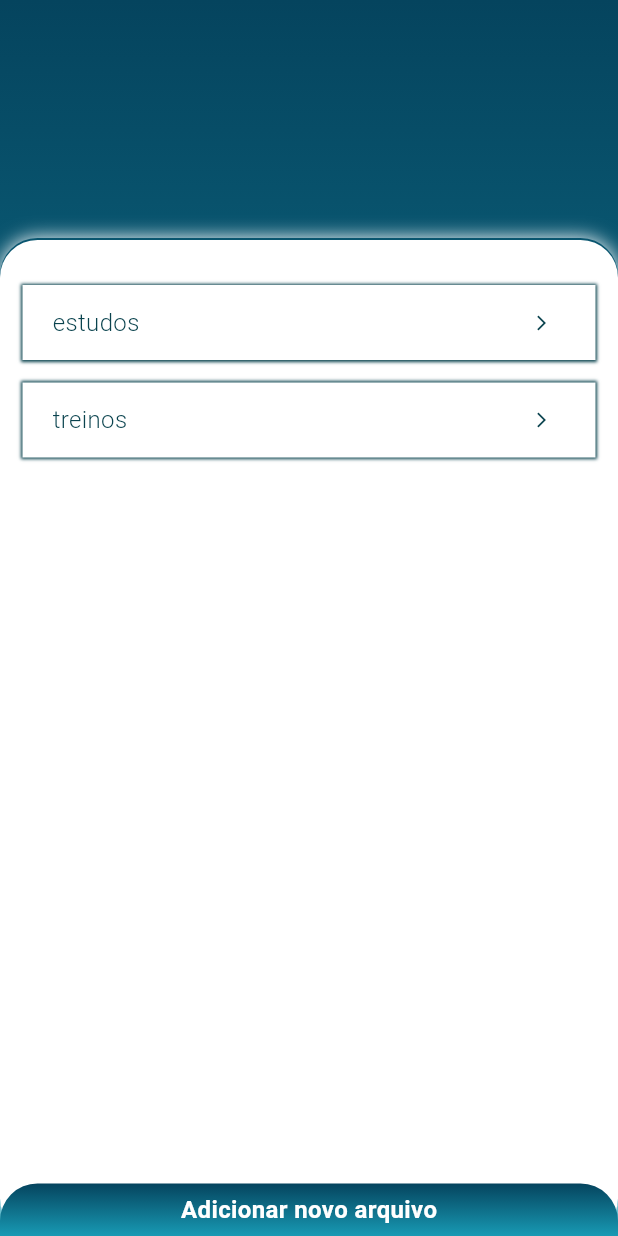
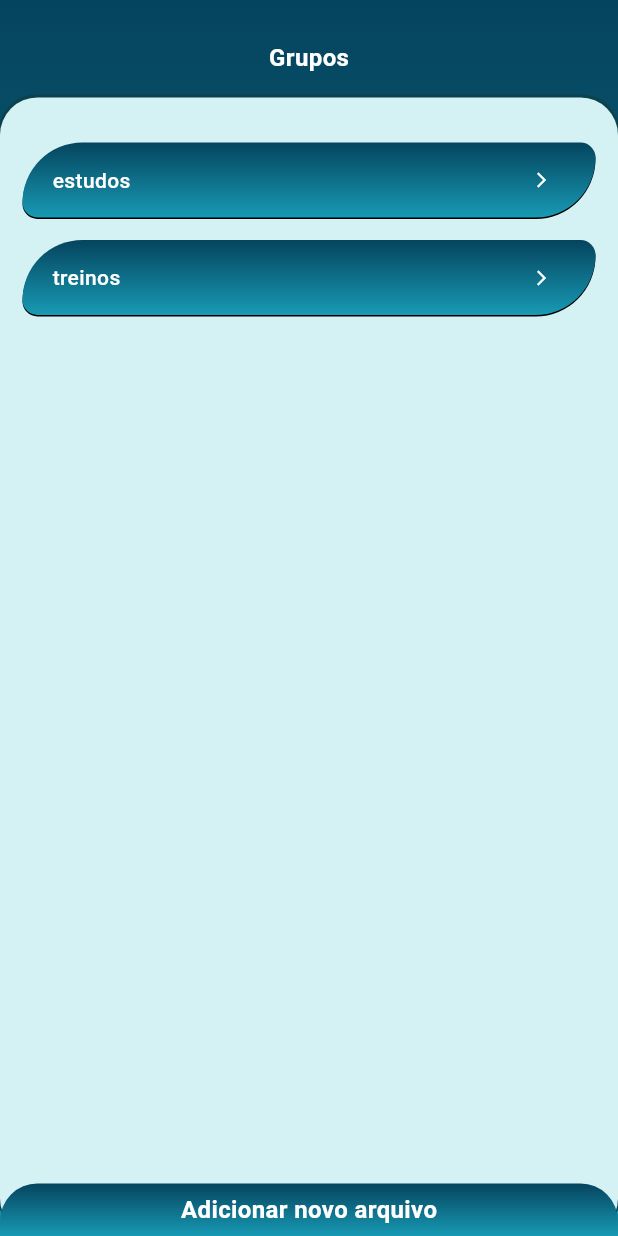
Before and after one commit to alexandrofuchs/autogen_registry_app, a Flutter app: the screen it shows after launch, on a phone screen of 412 x 824 dp. Run offline on Flutter 3.47's test engine with Material 3 defaults, Android fonts, the phone set to English and light mode, and no system bars; our stand-ins replace camera, equatable, flutter_animate, get_it, image_picker, permission_handler and 2 more.

Commit message:
registries provider :[filter by text]

```diff
--- a/lib/core/widgets/common/common_widgets.dart
+++ b/lib/core/widgets/common/common_widgets.dart
@@ -233,15 +233,14 @@ mixin CommonWidgets {
             Container(
               margin: const EdgeInsets.only(right: 5),
               decoration: BoxDecoration(
-                color: AppColors.primaryColorDark,
+                color: AppColors.secundaryColor,
                 borderRadius: BorderRadius.circular(5),
               ),
             ),
             Flexible(
                 child: Text(
               text,
-              style: AppTextStyles.bodyStyleLarge
-                  .copyWith(fontWeight: FontWeight.w300),
+              style: AppTextStyles.labelStyleMedium,
               softWrap: true,
             )),
           ],
--- a/lib/core/widgets/searchbar/searchbar_widget.dart
+++ b/lib/core/widgets/searchbar/searchbar_widget.dart
@@ -28,7 +28,7 @@ mixin SearchbarWidget {
                 onChanged: onTextChange,
                 decoration: const InputDecoration(
                     border: InputBorder.none,
-                    hintText: 'search',
+                    hintText: 'pesquisar',
                     hintStyle: AppTextStyles.titleStyleMedium,
                     labelStyle: AppTextStyles.titleStyleMedium),
               ),
--- a/lib/workflow/home/presenter/pages/new_registry_page.dart
+++ b/lib/workflow/home/presenter/pages/new_registry_page.dart
@@ -40,8 +40,7 @@ class _NewRegistryPageState extends State<NewRegistryPage>
       'Nova categoria',
       ...context
           .read<RegistriesProvider>()
-          .categories!
-          .map<String>((e) => e.name)
+          .categories.map<String>((e) => e.name)
     ];
 
     _fileTypeOptions = RegistryType.values.map((e) => e.value).toList();
--- a/lib/workflow/home/presenter/providers/registries_provider.dart
+++ b/lib/workflow/home/presenter/providers/registries_provider.dart
@@ -16,21 +16,22 @@ class RegistriesProvider extends ChangeNotifier {
   List<CategoryModel<RegistryModel>>? _sourceList;
   String? _errorMessage;
 
-  String _categoryFilter = '';
+  String _textFilter = '';
 
   RegistriesProvider(this._repository);
 
   RegistriesProviderStatus get status => _status;
   String? get errorMessage => _errorMessage;
-  List<CategoryModel<RegistryModel>>? get categories => _categoryFilter.isEmpty
-      ? _sourceList
-      : _sourceList
-              ?.where((item) => item.name.contains(_categoryFilter))
-              .toList() ??
-          [];
+  List<CategoryModel<RegistryModel>> get categories => _sourceList ?? [];
 
-  set categoryFilter(String value) {
-    _categoryFilter = value;
+  List<RegistryModel> getCategoryItems(int categoryIndex) =>
+    _textFilter.isEmpty ?
+      _sourceList![categoryIndex].items :
+      _sourceList![categoryIndex].items.where((e) => e.description.contains(_textFilter)).toList();
+
+
+  set textFilter(String value) {
+    _textFilter = value;
     notifyListeners();
   }
 
--- a/lib/workflow/home/presenter/registries_page.dart
+++ b/lib/workflow/home/presenter/registries_page.dart
@@ -53,11 +53,14 @@ class _RegistriesPageState extends State<RegistriesPage>
   Widget openedCategoryWidget(
           RegistriesProvider provider, int? categoryIndex) =>
       categoryIndex != null
-          ? Stack(
+          ? Column(
+              children: [
+                Container(
                     alignment: Alignment.bottomCenter,
-              children: [
-                Column(children: [
-                  Row(
+                    height: 50,
+                    margin: const EdgeInsets.only(top: 5, bottom: 15),
+                    child: Row(
+                      mainAxisAlignment: MainAxisAlignment.spaceBetween,
                       children: [
                         BackButton(
                           onPressed: () {
@@ -68,17 +71,23 @@ class _RegistriesPageState extends State<RegistriesPage>
                             iconSize: WidgetStatePropertyAll(24),
                           ),
                         ),
-                      Text(
-                        provider.categories![categoryIndex].name,
+                        Expanded(
+                          child: Text(
+                            provider.categories[categoryIndex].name,
                             style: AppTextStyles.labelStyleLarge,
+                            textAlign: TextAlign.center,
+                          ),
                         ),
                       ],
-                  ),
-                  searchBar((value) {}),
-                  filterBar()
-                ]),
-                Container(
-                  margin: const EdgeInsets.only(top: 160),
+                    )),
+                searchBar((value) {
+                  context.read<RegistriesProvider>().textFilter = value;
+                }),
+                filterBar(),
+
+                Expanded(
+                  child: Container(
+                    margin: const EdgeInsets.only(top: 0),
                     alignment: Alignment.topCenter,
                     decoration: const BoxDecoration(
                         color: AppColors.backgroundColor,
@@ -87,18 +96,19 @@ class _RegistriesPageState extends State<RegistriesPage>
                             topRight: Radius.circular(25))),
                     child: ListView.builder(
                       shrinkWrap: true,
-                    itemCount: provider.categories![categoryIndex].items.length,
+                      itemCount: provider.getCategoryItems(categoryIndex).length,
                       physics: const NeverScrollableScrollPhysics(),
                       itemBuilder: (context, index) => item(
                               fileIcons[index],
-                            provider.categories![categoryIndex].items[index]
+                              provider.getCategoryItems(categoryIndex)[index]
                                   .description,
-                            '${provider.categories![categoryIndex].items[index].category} | ${provider.categories![categoryIndex].items[index].dateTime.toDaysNumberPast()}')
+                              '${provider.getCategoryItems(categoryIndex)[index].category} | ${provider.getCategoryItems(categoryIndex)[index].dateTime.toDaysNumberPast()}')
                           .animate()
                           .moveX(
                               begin: -1000,
                               end: 0,
                               delay: Duration(milliseconds: 500 * index)),
+                    ),
                   ),
                 ),
               ],
@@ -113,52 +123,64 @@ class _RegistriesPageState extends State<RegistriesPage>
         child: Container(
             margin: const EdgeInsets.only(top: 15),
             decoration: const BoxDecoration(
-                color: AppColors.secundaryColor,
-                boxShadow: [
-                  BoxShadow(
-                      color: AppColors.primaryColorDark,
-                      spreadRadius: 1,
-                      blurRadius: 1)
-                ]),
+                gradient: AppGradients.primaryColors,
+                borderRadius: BorderRadius.only(
+                    bottomLeft: Radius.circular(25),
+                    topLeft: Radius.circular(100),
+                    bottomRight: Radius.circular(100),
+                    topRight: Radius.circular(25)),
+                boxShadow: [BoxShadow(offset: Offset(0, 1))]),
             padding: const EdgeInsets.only(left: 15, right: 15),
             child: Row(
               children: [
                 Expanded(
-                    child: titleDot(provider.categories![categoryIndex].name)),
+                    child: titleDot(provider.categories[categoryIndex].name)),
                 const Padding(
                   padding: EdgeInsets.only(right: 15),
                   child: Icon(
                     Icons.arrow_forward_ios,
                     size: 12,
-                    color: AppColors.primaryColorDark,
+                    color: AppColors.secundaryColor,
                   ),
                 ),
               ],
             )),
       );
 
-  Widget _categoriesList(RegistriesProvider provider) => Container(
-        margin: const EdgeInsets.only(top: 160),
+  Widget _categoriesList(RegistriesProvider provider) => Column(
+        children: [
+          Container(
+              alignment: Alignment.bottomCenter,
+              height: 50,
+              child: Text(
+                'Grupos',
+                style: AppTextStyles.labelStyleLarge,
+              )),
+          Expanded(
+            child: Container(
+              margin: const EdgeInsets.only(top: 15),
               alignment: Alignment.topCenter,
               decoration: BoxDecoration(
                   boxShadow: const [
                     BoxShadow(
-                blurRadius: 10,
-                spreadRadius: 0,
-                blurStyle: BlurStyle.outer,
+                      blurRadius: 0,
+                      spreadRadius: 1,
                       offset: Offset(0, -1),
-                color: Colors.white,
+                      color: AppColors.primaryColorDark,
                     )
                   ],
-            color: AppColors.secundaryColor,
+                  color: AppColors.backgroundColor,
                   borderRadius: BorderRadius.circular(25)),
               padding: const EdgeInsets.all(15),
               child: ListView.builder(
                 shrinkWrap: true,
-          itemCount: provider.categories!.length,
+                itemCount: provider.categories.length,
                 itemBuilder: (context, categoryIndex) =>
                     closedCategoryWidget(provider, categoryIndex),
               ),
+            ),
+          ),
+        ],
       );
 
   @override
@@ -184,8 +206,24 @@ class _RegistriesPageState extends State<RegistriesPage>
                   const BoxDecoration(gradient: AppGradients.primaryColors),
               child: ValueListenableBuilder(
                   valueListenable: focusedCategoryIndex,
-                  builder: (context, value, child) => Center(
-                        child: AnimatedCrossFade(
+                  builder: (context, value, child) => AnimatedCrossFade(
+                      layoutBuilder:
+                          (topChild, topChildKey, bottomChild, bottomChildKey) {
+                        return Stack(
+                          fit: StackFit.expand,
+                          alignment: Alignment.center,
+                          children: <Widget>[
+                            Positioned(
+                              key: bottomChildKey,
+                              child: bottomChild,
+                            ),
+                            Positioned(
+                              key: topChildKey,
+                              child: topChild,
+                            ),
+                          ],
+                        );
+                      },
                       alignment: Alignment.topCenter,
                       firstChild: _categoriesList(provider),
                       secondChild: openedCategoryWidget(
@@ -193,8 +231,7 @@ class _RegistriesPageState extends State<RegistriesPage>
                       crossFadeState: focusedCategoryIndex.value != null
                           ? CrossFadeState.showSecond
                           : CrossFadeState.showFirst,
-                            duration: const Duration(milliseconds: 500)),
-                      )))
+                      duration: const Duration(milliseconds: 500))))
         },
       ),
     );
```
Lines whose indentation alone changed are shown as unchanged.
